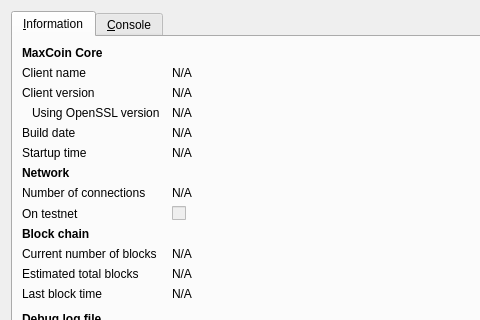
First picture: the form in src/qt/forms/rpcconsole.ui, repository mtrinder/schoolcoind, before the edit; both pictures show x 0 to 480 and y 0 to 320 of the 740 by 450 pixel window.
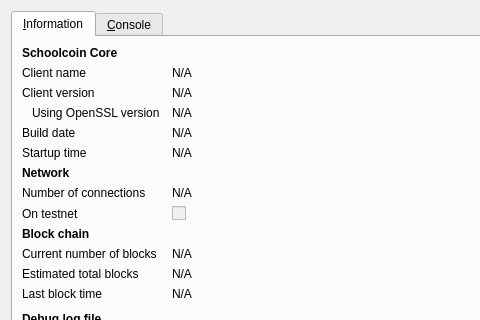
Second picture: the form after the edit. Icons and pictures are not drawn.

Commit message: Rename MaxCoin to Schoolcoin

Diff of the .ui file:
```diff
--- a/src/qt/forms/rpcconsole.ui
+++ b/src/qt/forms/rpcconsole.ui
@@ -36,7 +36,7 @@
           </font>
          </property>
          <property name="text">
-          <string>MaxCoin Core</string>
+          <string>Schoolcoin Core</string>
          </property>
         </widget>
        </item>
```
Left out of the diff: 6 changed lines with no effect on the pictures. The commit also changes 101 other files.
